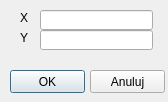
Old version of the form trajektorie3d/trajektorie3d/EditMapAdd.ui in the repository Calises/projekt_grupowy.
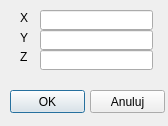
New version of the form.

Commit message: przystosowanie edycji mapy do 3d

```diff
--- a/trajektorie3d/trajektorie3d/EditMapAdd.ui
+++ b/trajektorie3d/trajektorie3d/EditMapAdd.ui
@@ -7,7 +7,7 @@
     <x>0</x>
     <y>0</y>
     <width>168</width>
-    <height>102</height>
+    <height>126</height>
    </rect>
   </property>
   <property name="windowTitle">
@@ -72,7 +72,7 @@
    <property name="geometry">
     <rect>
      <x>10</x>
-     <y>70</y>
+     <y>90</y>
      <width>75</width>
      <height>23</height>
     </rect>
@@ -85,7 +85,7 @@
    <property name="geometry">
     <rect>
      <x>90</x>
-     <y>70</y>
+     <y>90</y>
      <width>75</width>
      <height>23</height>
     </rect>
@@ -98,7 +98,7 @@
    <property name="geometry">
     <rect>
      <x>10</x>
-     <y>50</y>
+     <y>70</y>
      <width>151</width>
      <height>16</height>
     </rect>
@@ -107,6 +107,32 @@
     <string/>
    </property>
   </widget>
+  <widget class="QLabel" name="label_3">
+   <property name="geometry">
+    <rect>
+     <x>20</x>
+     <y>50</y>
+     <width>47</width>
+     <height>13</height>
+    </rect>
+   </property>
+   <property name="text">
+    <string>Z</string>
+   </property>
+  </widget>
+  <widget class="QLineEdit" name="zLineEdit">
+   <property name="geometry">
+    <rect>
+     <x>40</x>
+     <y>50</y>
+     <width>113</width>
+     <height>20</height>
+    </rect>
+   </property>
+   <property name="int" stdset="0">
+    <number>0</number>
+   </property>
+  </widget>
  </widget>
  <resources/>
  <connections/>
```
The commit also changes 2 other files.
